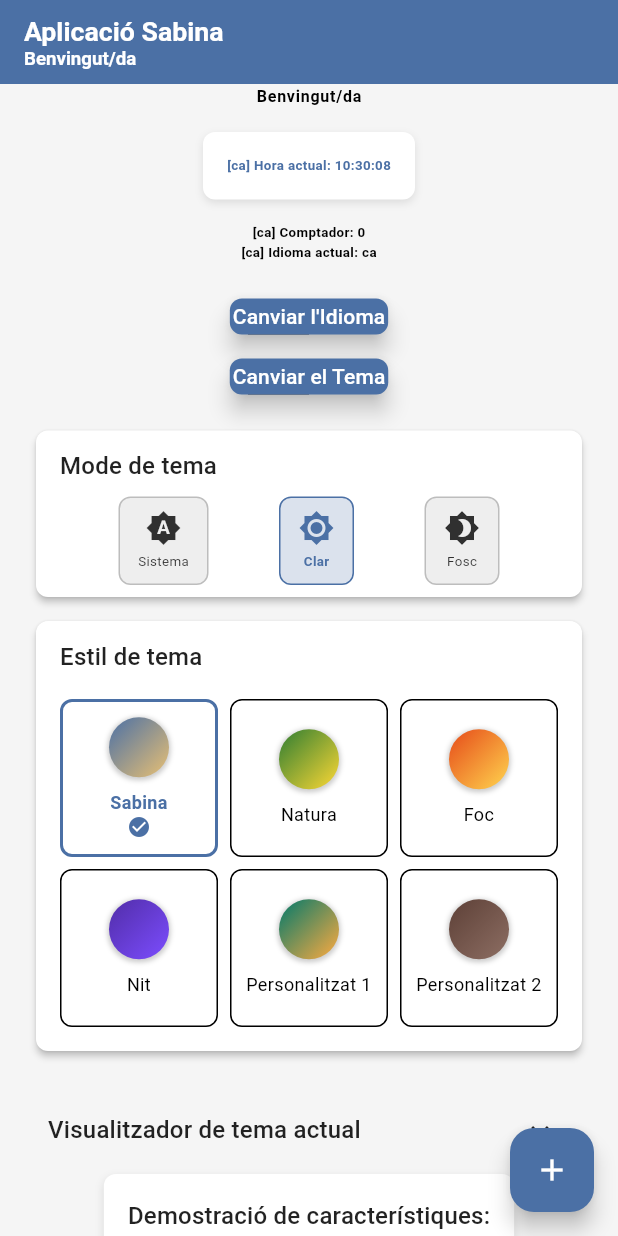
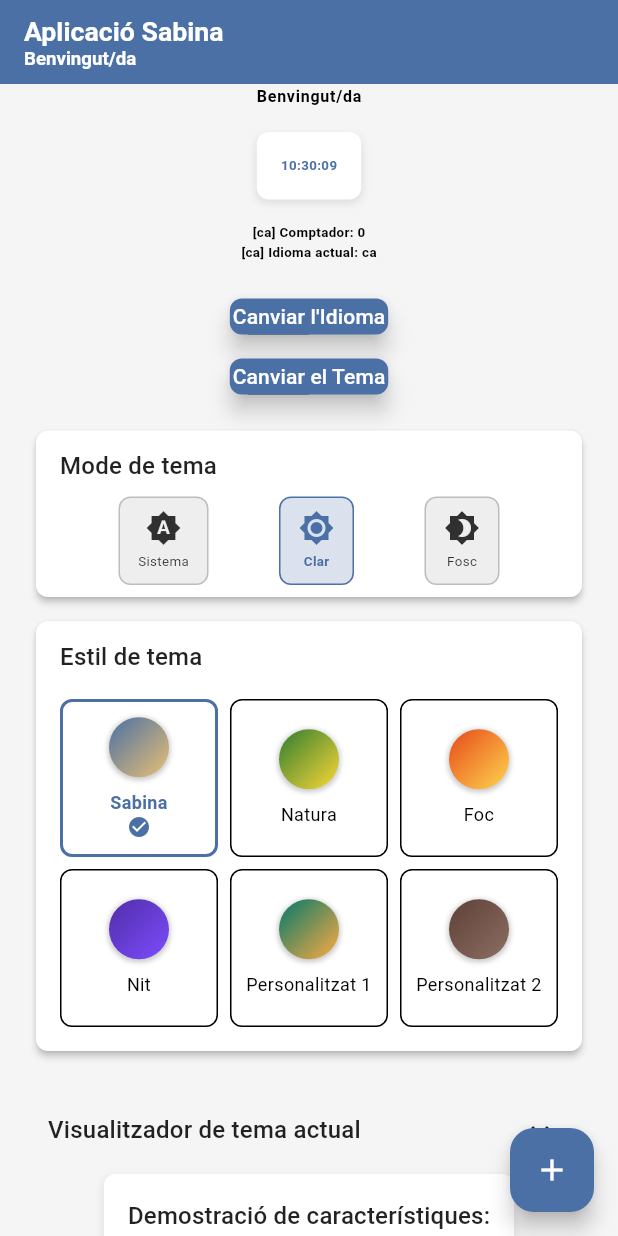
Before and after one commit to Jibort/ld_wbench5, a Flutter app: the screen it shows after launch, after a tap on "Change Language", on a phone screen of 412 x 824 dp. Run offline on Flutter 3.47's test engine with Material 3 defaults, Android fonts, the phone set to English and light mode, and no system bars; our stand-ins replace flutter_screenutil, get; network calls fail.

Commit message:
Corregir errors menors (1).

```diff
--- a/lib/core/ld_page/ld_page_abs.dart
+++ b/lib/core/ld_page/ld_page_abs.dart
@@ -101,11 +101,11 @@ implements LdModelObserverIntf {
   // OBSERVADOR DEL MODEL ===================================================
   /// Implementació del LdModelObserverIntf
   @override
-  void onModelChanged(LdModelAbs model, void Function() pfUpdate) {
+  void onModelChanged(LdModelAbs pModel, void Function() pfUpdate) {
     // Delegar al controlador quan estigui disponible
     final ctrl = vCtrl;
     if (ctrl != null) {
-      ctrl.onModelChanged(model, pfUpdate);
+      ctrl.onModelChanged(pModel, pfUpdate);
     } else {
       // Si el controlador no està disponible encara,
       // només executar la funció d'actualització
--- a/lib/services/L.dart
+++ b/lib/services/L.dart
@@ -145,7 +145,7 @@ class L with LdTaggableMixin {
       sChangeTheme: "Change Theme",
       sToggleThemeButtonVisibility: "Toggle theme button visibility",
       sToggleLanguageButtonEnabled: "Toggle language button enabled state",
-      sCounter: "Counter: {0}",
+      sCounter: "[en] Counter: {0}",
       sCurrentLanguage: "Current language: {0}",
       sFeaturesDemo: "Features demonstration:",
       sTextField: "Text field",
--- a/lib/ui/pages/test_page/test_page_ctrl.dart
+++ b/lib/ui/pages/test_page/test_page_ctrl.dart
@@ -15,6 +15,7 @@ import 'package:ld_wbench5/services/ld_theme.dart';
 import 'package:ld_wbench5/ui/pages/test_page/test_page.dart';
 import 'package:ld_wbench5/ui/widgets/ld_app_bar/ld_app_bar.dart';
 import 'package:ld_wbench5/ui/widgets/ld_button/ld_button.dart';
+import 'package:ld_wbench5/ui/widgets/ld_label/ld_label_model.dart';
 import 'package:ld_wbench5/ui/widgets/ld_scaffold/ld_scaffold.dart';
 import 'package:ld_wbench5/ui/widgets/ld_label/ld_label.dart';
 import 'package:ld_wbench5/ui/widgets/ld_text_field/ld_text_field.dart';
@@ -26,7 +27,8 @@ import 'package:ld_wbench5/services/time_service.dart';
 
 /// Controlador per a la pàgina de prova
 class   TestPageCtrl
-extends LdPageCtrlAbs<TestPage> {
+extends LdPageCtrlAbs<TestPage>
+implements LdModelObserverIntf {
   /// Etiqueta amb el valor del comptador.
   LdLabel? labCounter;
 
@@ -63,7 +65,7 @@ extends LdPageCtrlAbs<TestPage> {
       pTitleKey: titleKey,
       pSubTitleKey: subTitleKey,
     );
-
+    TimeService.s.model.attachObserver(this);
     Debug.info("$tag: Model de la pàgina creat");
   }
 
@@ -88,6 +90,7 @@ extends LdPageCtrlAbs<TestPage> {
     if (labTime != null) {
       // Desregistrar del model d'hora
       TimeService.s.model.detachObserver(labTime!);
+      TimeService.s.model.detachObserver(this);
     }
 
     super.dispose();
@@ -121,6 +124,8 @@ extends LdPageCtrlAbs<TestPage> {
     // (incloent-hi LdText) obtenen el valor actualitzat
     if (mounted) {
       setState(() {
+        Debug.info("$tag: Actualitzant hora");
+        (labTime?.model as LdLabelModel).label = TimeModel.formatTime(TimeService.s.model.currentTime);
         Debug.info("$tag.onModelChanged(): ... executat amb reconstrucció");
       });
     } else {
@@ -208,9 +213,6 @@ extends LdPageCtrlAbs<TestPage> {
         style: Theme.of(context).textTheme.bodyMedium,
       );
       model!.attachObserver(labCounter!);
-      // labCounter!.registerModelCallback<TestPageModel>(pageModel, (pModel) {
-      //   labCounter!.args = [pModel.counter];
-      // });
     }
 
     if (labLocale == null && pageModel != null) {
@@ -238,11 +240,6 @@ extends LdPageCtrlAbs<TestPage> {
         ),
       );
       TimeService.s.model.attachObserver(labTime!);
-      // // Registrar callback per quan canviï el model d'hora
-      // labTime!.registerModelCallback<TimeModel>(TimeService.s.model, (pModel) {
-      //   // Actualitzar només l'argument amb l'hora actualitzada
-      //   labTime!.args = [pModel.formattedTime];
-      // });
     }
 
     // Creem una referència al TextField (amb Key per evitar que es recreï)
```
